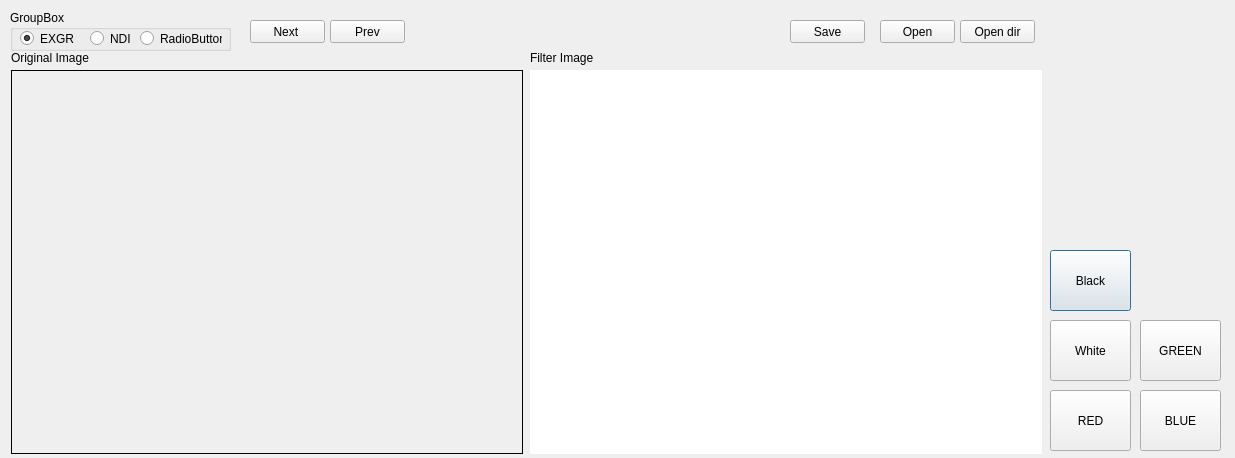
Qt form main.ui (zaher88abd/Segmenter) before a commit.
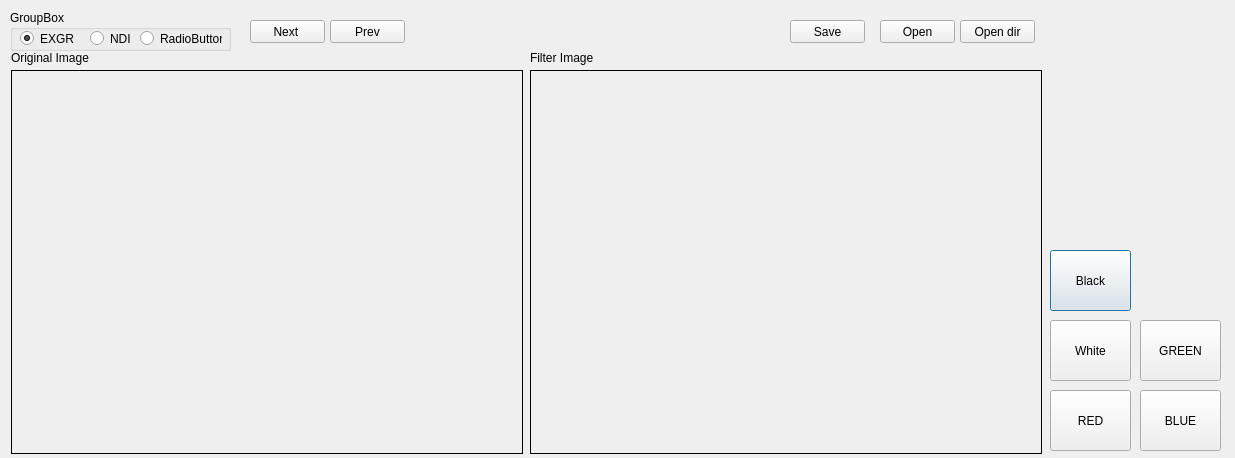
The same form after that commit.

Diff of the .ui file:
```diff
--- a/main.ui
+++ b/main.ui
@@ -165,25 +165,6 @@
     <string>Open</string>
    </property>
   </widget>
-  <widget class="QGraphicsView" name="f_view">
-   <property name="geometry">
-    <rect>
-     <x>530</x>
-     <y>70</y>
-     <width>512</width>
-     <height>384</height>
-    </rect>
-   </property>
-   <property name="frameShape">
-    <enum>QFrame::NoFrame</enum>
-   </property>
-   <property name="frameShadow">
-    <enum>QFrame::Plain</enum>
-   </property>
-   <property name="lineWidth">
-    <number>0</number>
-   </property>
-  </widget>
   <widget class="QPushButton" name="openBtnDir">
    <property name="geometry">
     <rect>
@@ -322,6 +303,25 @@
     <bool>false</bool>
    </property>
   </widget>
+  <widget class="QLabel" name="f_view">
+   <property name="geometry">
+    <rect>
+     <x>530</x>
+     <y>70</y>
+     <width>512</width>
+     <height>384</height>
+    </rect>
+   </property>
+   <property name="frameShape">
+    <enum>QFrame::Box</enum>
+   </property>
+   <property name="text">
+    <string/>
+   </property>
+   <property name="textFormat">
+    <enum>Qt::AutoText</enum>
+   </property>
+  </widget>
  </widget>
  <resources/>
  <connections/>
```
